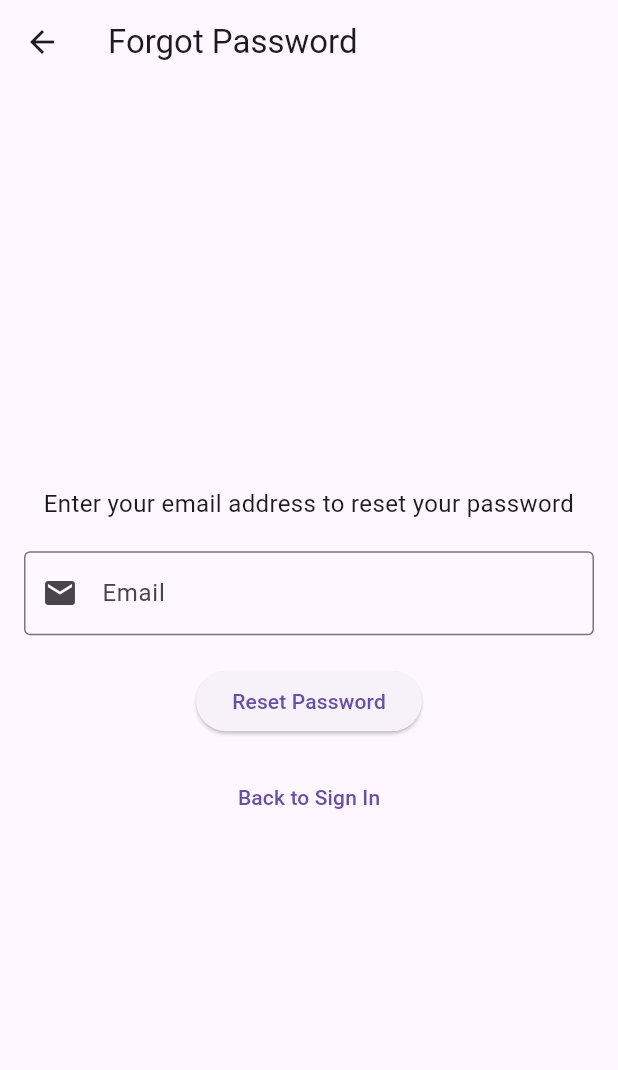
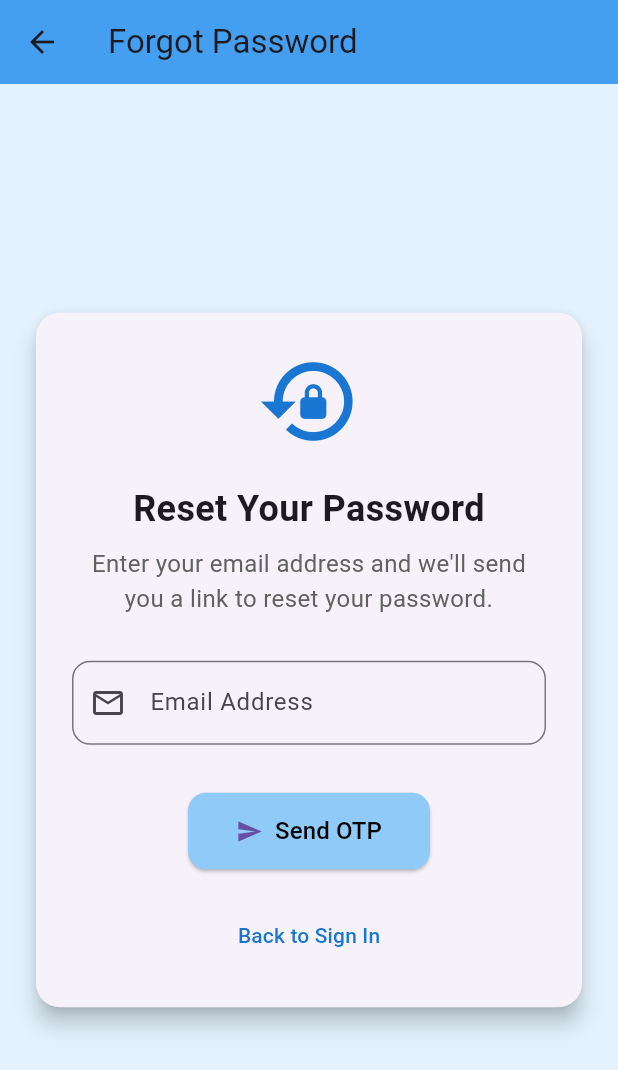
Before and after one commit to Kabir4874/Edulink_Hub_Flutter_App, a Flutter app: the ForgotPasswordPage screen opened by its route, on a phone screen of 412 x 824 dp. Shown: the top 1070 px of the screen. Run offline on Flutter 3.47's test engine with Material 3 defaults, Android fonts, the phone set to English and light mode, and no system bars; our stand-ins replace image_picker, intl_phone_field, shared_preferences; missing offline and left inert: flutter_sslcommerz, jwt_decode; accounts and stored records are empty.

Commit message:
forgotpass design by sajjad

```diff
--- a/lib/screens/forgot_password_page.dart
+++ b/lib/screens/forgot_password_page.dart
@@ -67,28 +67,45 @@ class _ForgotPasswordPageState extends State<ForgotPasswordPage> {
   @override
   Widget build(BuildContext context) {
     return Scaffold(
+      backgroundColor: Colors.blue.shade50,
       appBar: AppBar(
         title: Text('Forgot Password'),
+        backgroundColor: Colors.blue.shade400,
+        elevation: 2,
       ),
-      body: Padding(
-        padding: const EdgeInsets.all(16.0),
+      body: Center(
+        child: SingleChildScrollView(
+          padding: const EdgeInsets.all(20.0),
+          child: Card(
+            elevation: 6,
+            shape: RoundedRectangleBorder(borderRadius: BorderRadius.circular(16)),
+            child: Padding(
+              padding: const EdgeInsets.all(24.0),
               child: Form(
                 key: _formKey,
                 child: Column(
-            mainAxisAlignment: MainAxisAlignment.center,
+                  mainAxisSize: MainAxisSize.min,
                   children: <Widget>[
+                    Icon(Icons.lock_reset, size: 70, color: Colors.blue.shade700),
+                    SizedBox(height: 20),
                     Text(
-                'Enter your email address to reset your password',
-                style: TextStyle(fontSize: 16),
+                      'Reset Your Password',
+                      style: TextStyle(fontSize: 24, fontWeight: FontWeight.bold),
                       textAlign: TextAlign.center,
                     ),
-              SizedBox(height: 20),
+                    SizedBox(height: 8),
+                    Text(
+                      'Enter your email address and we\'ll send you a link to reset your password.',
+                      textAlign: TextAlign.center,
+                      style: TextStyle(fontSize: 16, color: Colors.grey[700]),
+                    ),
+                    SizedBox(height: 30),
                     TextFormField(
                       controller: _emailController,
                       decoration: InputDecoration(
-                  labelText: 'Email',
-                  border: OutlineInputBorder(),
-                  prefixIcon: Icon(Icons.email),
+                        labelText: 'Email Address',
+                        prefixIcon: Icon(Icons.email_outlined),
+                        border: OutlineInputBorder(borderRadius: BorderRadius.circular(12)),
                       ),
                       validator: (value) {
                         if (value == null || value.isEmpty) {
@@ -100,29 +117,44 @@ class _ForgotPasswordPageState extends State<ForgotPasswordPage> {
                         return null;
                       },
                     ),
-              SizedBox(height: 20),
+                    SizedBox(height: 16),
                     if (_errorMessage.isNotEmpty)
-                Padding(
-                  padding: const EdgeInsets.only(bottom: 16.0),
-                  child: Text(
+                      Text(
                         _errorMessage,
                         style: TextStyle(color: Colors.red),
                       ),
-                ),
+                    SizedBox(height: 16),
                     _isLoading
                         ? CircularProgressIndicator()
-                  : ElevatedButton(
+                        : ElevatedButton.icon(
                       onPressed: _resetPassword,
-                      child: Text('Reset Password'),
+                      icon: Icon(Icons.send),
+                      label: Text(
+                        'Send OTP',
+                        style: TextStyle(fontSize: 16, color: Colors.black),
                       ),
-              SizedBox(height: 16),
+                      style: ElevatedButton.styleFrom(
+                        backgroundColor: Colors.blue.shade200,
+                        padding: EdgeInsets.symmetric(vertical: 14, horizontal: 32),
+                        shape: RoundedRectangleBorder(
+                          borderRadius: BorderRadius.circular(12),
+                        ),
+                      ),
+                    ),
+                    SizedBox(height: 20),
                     TextButton(
                       onPressed: () {
                         Navigator.pop(context);
                       },
-                child: Text('Back to Sign In'),
+                      child: Text(
+                        'Back to Sign In',
+                        style: TextStyle(color: Colors.blue.shade700),
+                      ),
                     ),
                   ],
+                ),
+              ),
+            ),
           ),
         ),
       ),
```
Lines whose indentation alone changed are shown as unchanged.
